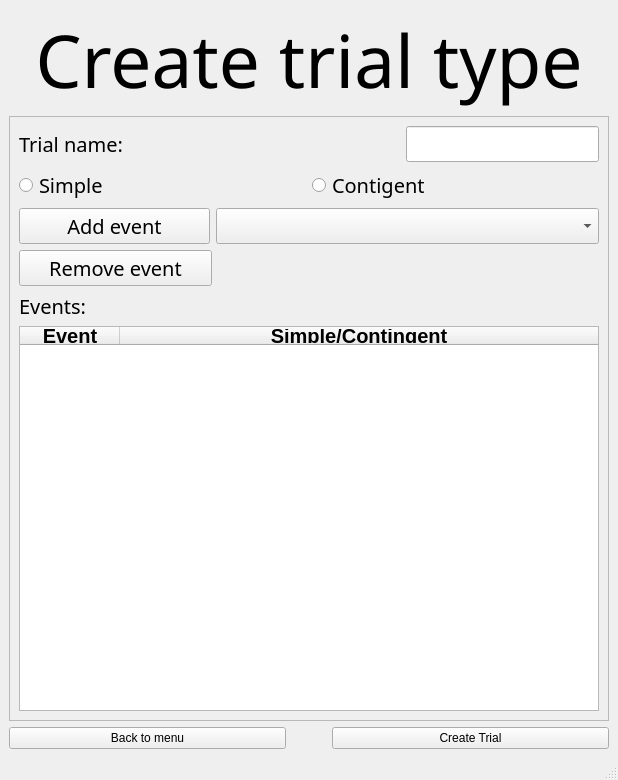
KehatSudri/Behavior_System2.0, file UI/create_trial_type.ui: the form before one commit.
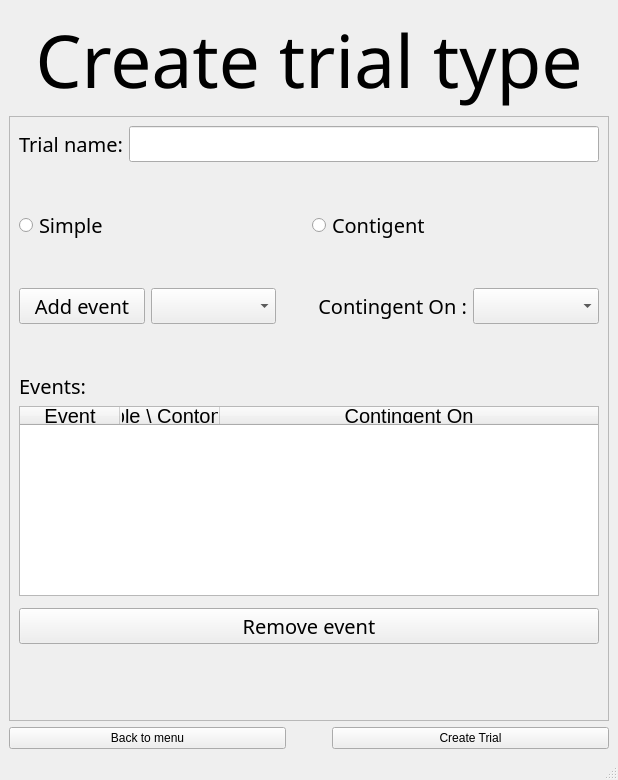
The form after the commit.

Commit message: handle contingent and add events to trials table

Diff of the .ui file:
```diff
--- a/UI/create_trial_type.ui
+++ b/UI/create_trial_type.ui
@@ -116,15 +116,22 @@
         <rect>
          <x>0</x>
          <y>0</y>
-         <width>592</width>
-         <height>601</height>
+         <width>598</width>
+         <height>569</height>
         </rect>
        </property>
        <layout class="QGridLayout" name="gridLayout">
+        <item row="4" column="0">
+         <widget class="QPushButton" name="pushButton_2">
+          <property name="text">
+           <string>Remove event</string>
+          </property>
+         </widget>
+        </item>
         <item row="3" column="0">
-         <layout class="QVBoxLayout" name="scroll_verticalLayout" stretch="1,1,1,1,1,0">
+         <layout class="QVBoxLayout" name="scroll_verticalLayout" stretch="1,0,1,0,1,0,1,1,0,0">
           <item>
-           <layout class="QHBoxLayout" name="trial_name_horizontalLayout" stretch="1,0">
+           <layout class="QHBoxLayout" name="trial_name_horizontalLayout" stretch="0,0">
             <item>
              <widget class="QLabel" name="trial_name_label_2">
               <property name="text">
@@ -137,6 +144,19 @@
             </item>
            </layout>
           </item>
+          <item>
+           <spacer name="verticalSpacer">
+            <property name="orientation">
+             <enum>Qt::Vertical</enum>
+            </property>
+            <property name="sizeHint" stdset="0">
+             <size>
+              <width>20</width>
+              <height>40</height>
+             </size>
+            </property>
+           </spacer>
+          </item>
           <item>
            <layout class="QHBoxLayout" name="is_contigent_horizontalLayout">
             <item>
@@ -156,7 +176,20 @@
            </layout>
           </item>
           <item>
-           <layout class="QHBoxLayout" name="add_event_horizontalLayout" stretch="1,2">
+           <spacer name="verticalSpacer_2">
+            <property name="orientation">
+             <enum>Qt::Vertical</enum>
+            </property>
+            <property name="sizeHint" stdset="0">
+             <size>
+              <width>20</width>
+              <height>40</height>
+             </size>
+            </property>
+           </spacer>
+          </item>
+          <item>
+           <layout class="QHBoxLayout" name="add_event_horizontalLayout" stretch="0,0,0,0">
             <item>
              <widget class="QPushButton" name="Add_event_pushButton">
               <property name="text">
@@ -174,32 +207,34 @@
               </property>
              </widget>
             </item>
-           </layout>
-          </item>
-          <item>
-           <layout class="QHBoxLayout" name="remove_horizontalLayout" stretch="1,2">
             <item>
-             <widget class="QPushButton" name="pushButton_2">
+             <widget class="QLabel" name="label_2">
               <property name="text">
-               <string>Remove event</string>
+               <string>       Contingent On :</string>
               </property>
              </widget>
             </item>
             <item>
-             <spacer name="horizontalSpacer">
-              <property name="orientation">
-               <enum>Qt::Horizontal</enum>
-              </property>
-              <property name="sizeHint" stdset="0">
-               <size>
-                <width>40</width>
-                <height>20</height>
-               </size>
-              </property>
-             </spacer>
+             <widget class="QComboBox" name="comboBox_3"/>
             </item>
            </layout>
           </item>
+          <item>
+           <spacer name="verticalSpacer_3">
+            <property name="orientation">
+             <enum>Qt::Vertical</enum>
+            </property>
+            <property name="sizeHint" stdset="0">
+             <size>
+              <width>20</width>
+              <height>40</height>
+             </size>
+            </property>
+           </spacer>
+          </item>
+          <item>
+           <layout class="QHBoxLayout" name="remove_horizontalLayout" stretch=""/>
+          </item>
           <item>
            <widget class="QLabel" name="label">
             <property name="text">
@@ -259,8 +294,6 @@
              </property>
              <property name="font">
               <font>
-               <weight>75</weight>
-               <bold>true</bold>
                <kerning>false</kerning>
               </font>
              </property>
@@ -270,12 +303,10 @@
             </column>
             <column>
              <property name="text">
-              <string>Simple/Contingent</string>
+              <string>Simple \ Contongent</string>
              </property>
              <property name="font">
               <font>
-               <weight>75</weight>
-               <bold>true</bold>
                <kerning>false</kerning>
               </font>
              </property>
@@ -283,10 +314,46 @@
               <set>AlignCenter</set>
              </property>
             </column>
+            <column>
+             <property name="text">
+              <string>Contingent On</string>
+             </property>
+             <property name="font">
+              <font>
+               <kerning>false</kerning>
+              </font>
+             </property>
+             <property name="textAlignment">
+              <set>AlignCenter</set>
+             </property>
+            </column>
+           </widget>
+          </item>
+          <item>
+           <widget class="QFrame" name="frame">
+            <property name="frameShape">
+             <enum>QFrame::StyledPanel</enum>
+            </property>
+            <property name="frameShadow">
+             <enum>QFrame::Raised</enum>
+            </property>
            </widget>
           </item>
          </layout>
         </item>
+        <item row="5" column="0">
+         <spacer name="verticalSpacer_4">
+          <property name="orientation">
+           <enum>Qt::Vertical</enum>
+          </property>
+          <property name="sizeHint" stdset="0">
+           <size>
+            <width>20</width>
+            <height>40</height>
+           </size>
+          </property>
+         </spacer>
+        </item>
        </layout>
       </widget>
      </widget>
```
The commit also changes 7 other files.
